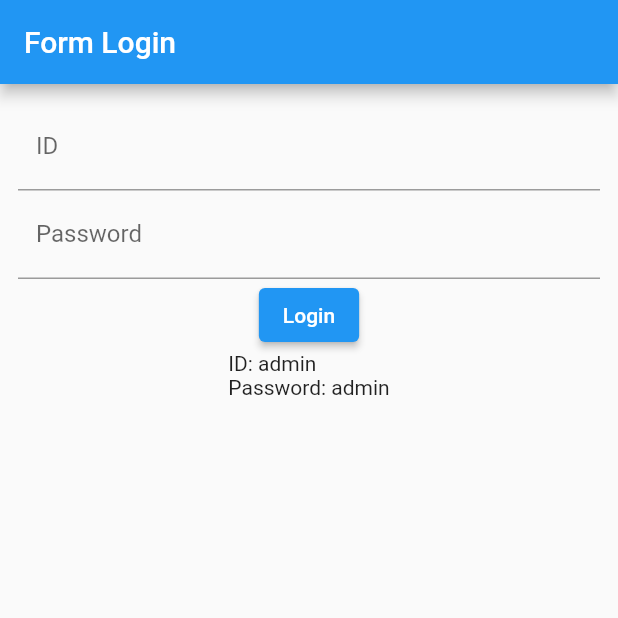
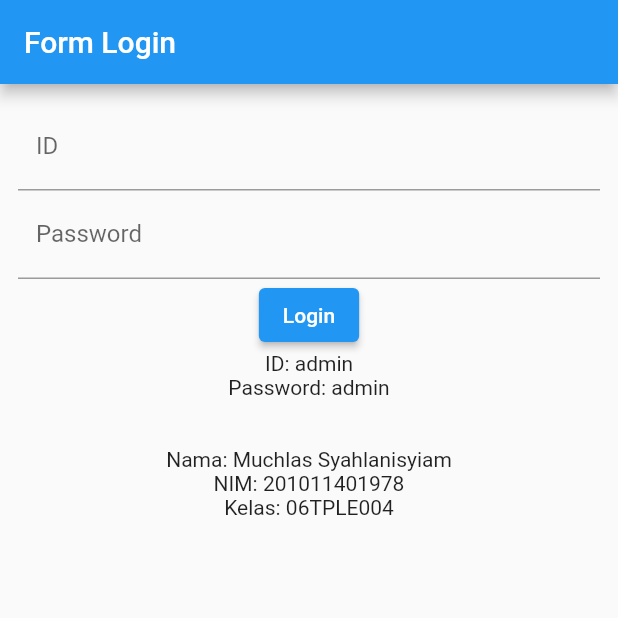
Before and after one commit to muchlass19/uts-mobile-programming, a Flutter app: the screen it shows after launch, on a phone screen of 412 x 824 dp, the top half of it. Run offline on Flutter 3.47's test engine with Material 2 defaults, Android fonts, the phone set to English and light mode, and no system bars; our stand-ins replace fluttertoast, image_picker.

Commit message:
add identity, make password field hidden text

```diff
--- a/lib/login.dart
+++ b/lib/login.dart
@@ -26,7 +26,8 @@ class _LoginState extends State<Login> {
             _textboxID(),
             _textboxPassword(),
             _tombolLogin(),
-            _userlogin()
+            _userlogin(),
+            _muchlasSyahlanisyiam()
           ],
         ),
       ),
@@ -43,6 +44,7 @@ class _LoginState extends State<Login> {
 
   _textboxPassword() {
     return TextField(
+      obscureText: true,
       decoration: const InputDecoration(
           labelText: "Password", contentPadding: EdgeInsets.all(12)),
       controller: _PasswordTextboxController,
@@ -88,6 +90,19 @@ class _LoginState extends State<Login> {
   }
 
   _userlogin() {
-    return const Text("ID: admin\nPassword: admin");
+    return Column(
+      children: [Text("ID: admin"), Text("Password: admin")],
+    );
+  }
+
+  _muchlasSyahlanisyiam() {
+    return Column(
+      children: [
+        Text("\n"),
+        Text("Nama: Muchlas Syahlanisyiam"),
+        Text("NIM: 201011401978"),
+        Text("Kelas: 06TPLE004")
+      ],
+    );
   }
 }
```
